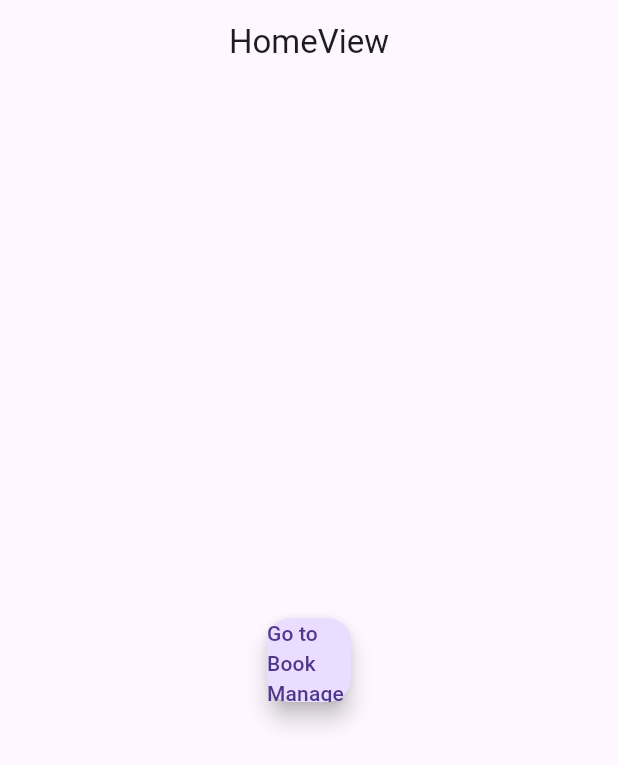
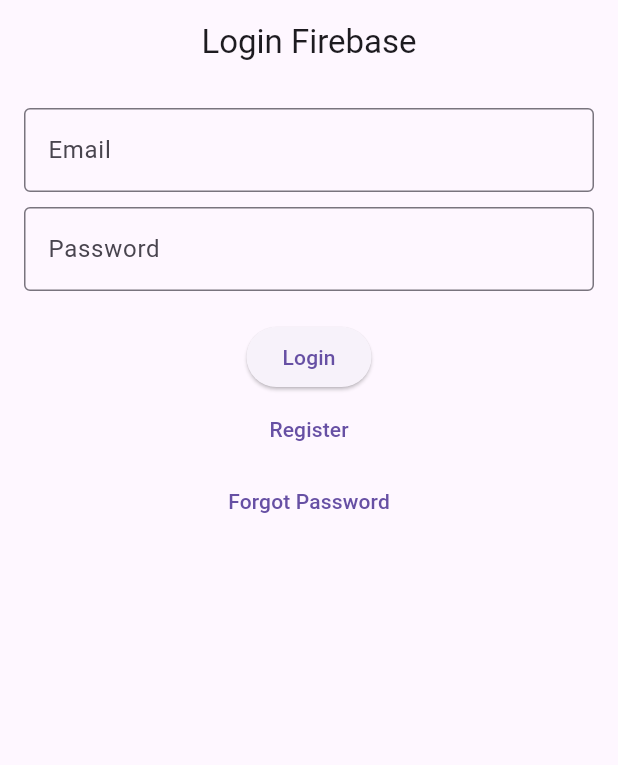
Before and after one commit to arieeefajar/flutter_get_cli_book_manager, a Flutter app: the screen it shows after launch, on a phone screen of 412 x 824 dp. Shown: the top 765 px of the screen. Run offline on Flutter 3.47's test engine with Material 3 defaults, Android fonts, the phone set to English and light mode, and no system bars; our stand-ins replace firebase_auth, firebase_core, get; accounts and stored records are empty.

Commit message:
feat(login): create login view

```diff
--- /dev/null
+++ b/lib/app/modules/login/controllers/login_controller.dart
@@ -0,0 +1,31 @@
+import 'package:book_manager/app/routes/app_pages.dart';
+import 'package:firebase_auth/firebase_auth.dart';
+import 'package:flutter/material.dart';
+import 'package:get/get.dart';
+
+class LoginController extends GetxController {
+  final emailC = TextEditingController();
+  final passwordC = TextEditingController();
+
+  void login() async {
+    try {
+      await FirebaseAuth.instance.signInWithEmailAndPassword(
+        email: emailC.text.trim(),
+        password: passwordC.text.trim(),
+      );
+      Get.snackbar('Success', 'Login successful');
+      Get.offAllNamed(Routes.HOME);
+    } on FirebaseAuthException catch (e) {
+      Get.snackbar('Login Gagal', e.message ?? 'Terjadi kesalahan');
+    } catch (e) {
+      Get.snackbar('Error', 'Terjadi kesalahan: $e');
+    }
+  }
+
+  @override
+  void onClose() {
+    emailC.dispose();
+    passwordC.dispose();
+    super.onClose();
+  }
+}
--- /dev/null
+++ b/lib/app/modules/login/views/login_view.dart
@@ -0,0 +1,39 @@
+import 'package:flutter/material.dart';
+
+import 'package:get/get.dart';
+
+import '../controllers/login_controller.dart';
+
+class LoginView extends GetView<LoginController> {
+  const LoginView({super.key});
+  @override
+  Widget build(BuildContext context) {
+    return Scaffold(
+      appBar: AppBar(title: const Text('Login Firebase'), centerTitle: true),
+      body: Padding(
+        padding: const EdgeInsets.all(16.0),
+        child: Column(
+          children: [
+            TextField(
+              decoration: const InputDecoration(
+                labelText: 'Email',
+                border: OutlineInputBorder(),
+              ),
+            ),
+            SizedBox(height: 10),
+            TextField(
+              decoration: const InputDecoration(
+                labelText: 'Password',
+                border: OutlineInputBorder(),
+              ),
+            ),
+            SizedBox(height: 20),
+            ElevatedButton(onPressed: () {}, child: const Text('Login')),
+            TextButton(onPressed: () {}, child: const Text('Register')),
+            TextButton(onPressed: () {}, child: const Text('Forgot Password')),
+          ],
+        ),
+      ),
+    );
+  }
+}
--- a/lib/app/routes/app_pages.dart
+++ b/lib/app/routes/app_pages.dart
@@ -8,13 +8,15 @@ import '../modules/book/edit_book/views/edit_book_view.dart';
 import '../modules/book/views/book_view.dart';
 import '../modules/home/bindings/home_binding.dart';
 import '../modules/home/views/home_view.dart';
+import '../modules/login/bindings/login_binding.dart';
+import '../modules/login/views/login_view.dart';
 
 part 'app_routes.dart';
 
 class AppPages {
   AppPages._();
 
-  static const INITIAL = Routes.HOME;
+  static const INITIAL = Routes.LOGIN;
 
   static final routes = [
     GetPage(
@@ -39,5 +41,10 @@ class AppPages {
         ),
       ],
     ),
+    GetPage(
+      name: _Paths.LOGIN,
+      page: () => const LoginView(),
+      binding: LoginBinding(),
+    ),
   ];
 }
--- a/lib/app/routes/app_routes.dart
+++ b/lib/app/routes/app_routes.dart
@@ -7,6 +7,7 @@ abstract class Routes {
   static const BOOK = _Paths.BOOK;
   static const ADD_BOOK = _Paths.BOOK + _Paths.ADD_BOOK;
   static const EDIT_BOOK = _Paths.BOOK + _Paths.EDIT_BOOK;
+  static const LOGIN = _Paths.LOGIN;
 }
 
 abstract class _Paths {
@@ -15,4 +16,5 @@ abstract class _Paths {
   static const BOOK = '/book';
   static const ADD_BOOK = '/add-book';
   static const EDIT_BOOK = '/edit-book';
+  static const LOGIN = '/login';
 }
--- a/pubspec.yaml
+++ b/pubspec.yaml
@@ -35,6 +35,8 @@ dependencies:
   # Use with the CupertinoIcons class for iOS style icons.
   cupertino_icons: ^1.0.8
   get: ^4.7.2
+  firebase_core: ^3.14.0
+  firebase_auth: ^5.6.0
 
 dev_dependencies:
   flutter_test:
```
Also changed, not shown: lib/app/modules/login/bindings/login_binding.dart (added, +12 -0 lines), lib/main.dart (+11 -2 lines), firebase.json (added), lib/firebase_options.dart (added), pubspec.lock, 6 other files.
